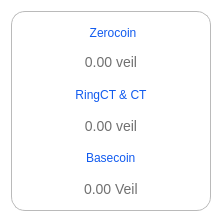
Qt form src/qt/veil/forms/tooltipbalance.ui (Veil-Project/veil) before a commit.
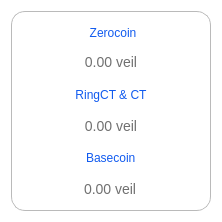
The same form after that commit. Icons and pictures are not drawn.

The edit to the form file:
```diff
--- a/src/qt/veil/forms/tooltipbalance.ui
+++ b/src/qt/veil/forms/tooltipbalance.ui
@@ -176,7 +176,7 @@
 text-align:center;</string>
         </property>
         <property name="text">
-         <string>0.00 Veil</string>
+         <string>0.00 veil</string>
         </property>
        </widget>
       </item>
```
